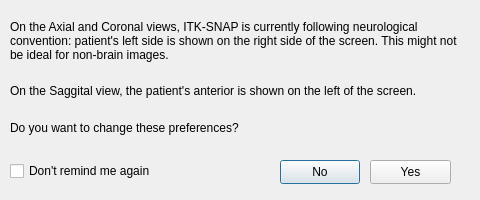
The window that GUI/Qt/Windows/LayoutReminderDialog.ui (pyushkevich/itksnap) describes before a commit, drawn with Qt 5.
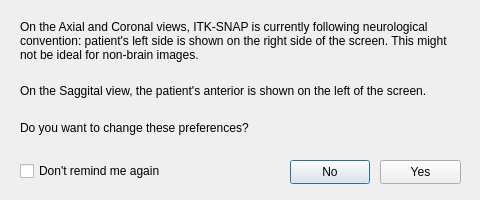
The same window after the commit.

Commit message: czi-101: slice layout view controlling logic

The edit to the form file:
```diff
--- a/GUI/Qt/Windows/LayoutReminderDialog.ui
+++ b/GUI/Qt/Windows/LayoutReminderDialog.ui
@@ -40,9 +40,9 @@
   <widget class="QLabel" name="reminderTextAxial">
    <property name="geometry">
     <rect>
-     <x>10</x>
+     <x>20</x>
      <y>10</y>
-     <width>451</width>
+     <width>441</width>
      <height>61</height>
     </rect>
    </property>
@@ -59,7 +59,7 @@
   <widget class="QLabel" name="reminderTextQuestion">
    <property name="geometry">
     <rect>
-     <x>10</x>
+     <x>20</x>
      <y>120</y>
      <width>351</width>
      <height>16</height>
@@ -72,7 +72,7 @@
   <widget class="QCheckBox" name="chkNoRemindAgain">
    <property name="geometry">
     <rect>
-     <x>10</x>
+     <x>20</x>
      <y>160</y>
      <width>171</width>
      <height>22</height>
@@ -85,7 +85,7 @@
   <widget class="QPushButton" name="btnYes">
    <property name="geometry">
     <rect>
-     <x>370</x>
+     <x>380</x>
      <y>160</y>
      <width>81</width>
      <height>24</height>
@@ -98,7 +98,7 @@
   <widget class="QPushButton" name="btnNo">
    <property name="geometry">
     <rect>
-     <x>280</x>
+     <x>290</x>
      <y>160</y>
      <width>80</width>
      <height>24</height>
@@ -117,9 +117,9 @@
   <widget class="QLabel" name="reminderTextSaggital">
    <property name="geometry">
     <rect>
-     <x>10</x>
+     <x>20</x>
      <y>70</y>
-     <width>481</width>
+     <width>411</width>
      <height>41</height>
     </rect>
    </property>
```
Left out of the diff: 2 changed lines with no effect on the pictures. The commit also changes 11 other files.
